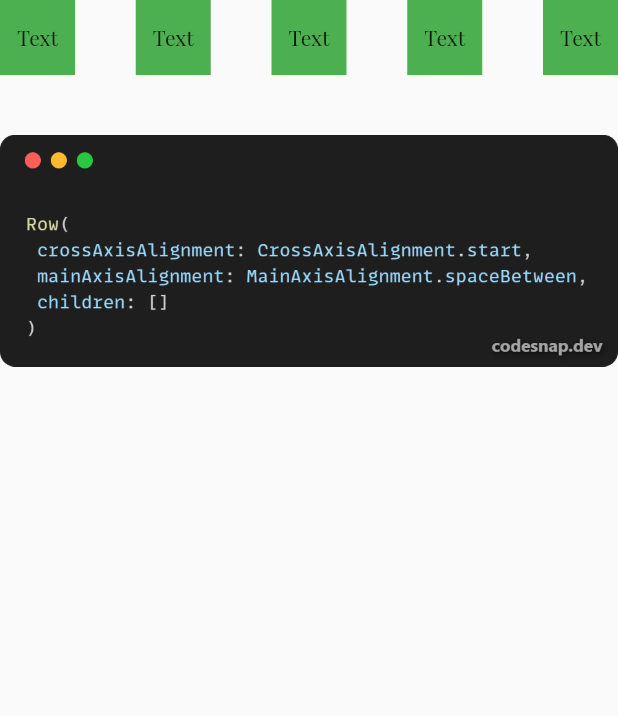
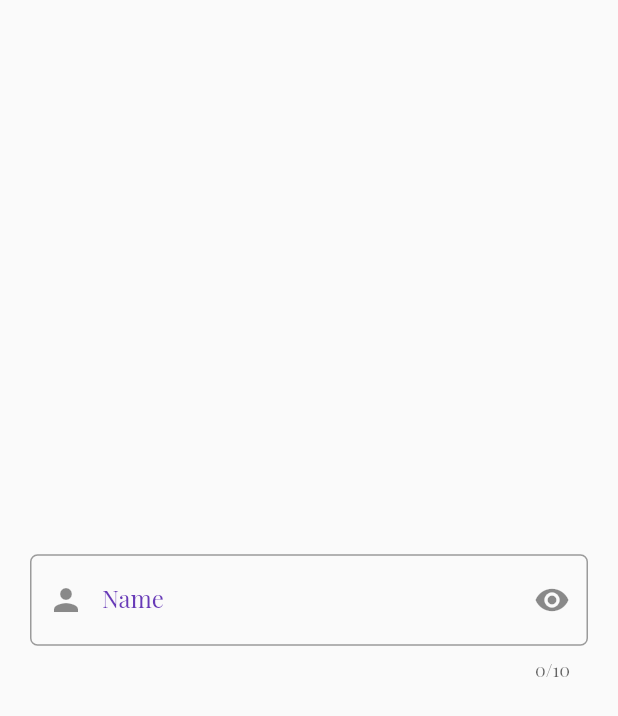
Before and after one commit to EngrMonyrul/flutter_all_widgets_example_packtice, a Flutter app: the screen it shows after launch, on a phone screen of 412 x 824 dp. Shown: the top 716 px of the screen. Run offline on Flutter 3.47's test engine with Material 2 defaults, Android fonts, the light colour scheme and no system bars; our stand-ins replace animate_do, get.

Commit message:
TextField()

```diff
--- a/lib/main.dart
+++ b/lib/main.dart
@@ -1,10 +1,7 @@
 import 'package:flutter/material.dart';
 import 'package:get/get.dart';
-import 'package:widgetsfactory/pages/homepage.dart';
-import 'package:widgetsfactory/pages/splashScreen.dart';
-import 'package:widgetsfactory/topics/columnWidget.dart';
-import 'package:widgetsfactory/topics/containerWidget.dart';
-import 'package:widgetsfactory/topics/rowWidget.dart';
+import 'package:widgetsfactory/topics/listview.dart';
+import 'package:widgetsfactory/topics/textfieldWidget.dart';
 
 void main() {
   runApp(const MyApp());
@@ -22,7 +19,7 @@ class MyApp extends StatelessWidget {
           fontFamily: 'Playfair',
           visualDensity: VisualDensity.adaptivePlatformDensity,
       ),
-      home: const Example3(),
+      home: const Example18(),
     );
   }
 }
--- /dev/null
+++ b/lib/topics/textfieldWidget.dart
@@ -0,0 +1,64 @@
+import 'package:flutter/material.dart';
+
+class Example18 extends StatefulWidget {
+  const Example18({Key? key}) : super(key: key);
+
+  @override
+  State<Example18> createState() => _Example18State();
+}
+
+class _Example18State extends State<Example18> {
+  @override
+  Widget build(BuildContext context) {
+
+    String text = '';
+    bool secure = true;
+
+    return Scaffold(
+      body: Center(
+        child: Column(
+          mainAxisAlignment: MainAxisAlignment.center,
+          children: [
+            Container(
+              margin: const EdgeInsets.symmetric(horizontal: 20),
+              child: TextField(
+                decoration: InputDecoration(
+                  hintText: 'Enter Your Name',
+                  hintStyle: const TextStyle(
+                    fontSize: 10,
+                    color: Colors.red,
+                  ),
+                  label: const Text('Name'),
+                  labelStyle: const TextStyle(
+                    color: Colors.deepPurple
+                  ),
+                  border: const OutlineInputBorder(
+                    borderRadius: BorderRadius.all(Radius.circular(5)),
+                  ),
+                  prefixIcon: const Icon(Icons.person,),
+                  suffixIcon: IconButton(
+                    icon: Icon(secure?Icons.remove_red_eye:Icons.security),
+                    onPressed: (){
+                      setState(() {
+                        secure = !secure;
+                      });
+                    },
+                  ),
+                ),
+                keyboardType: TextInputType.text,
+                obscureText: secure,
+                obscuringCharacter: '#',
+                maxLength: 10,
+                onSubmitted: (value){
+                  setState(() {
+                    text = value;
+                  });
+                },
+              ),
+            )
+          ],
+        ),
+      )
+    );
+  }
+}
```
Also changed, not shown: lib/topics/listview.dart (added, +70 -0 lines).
